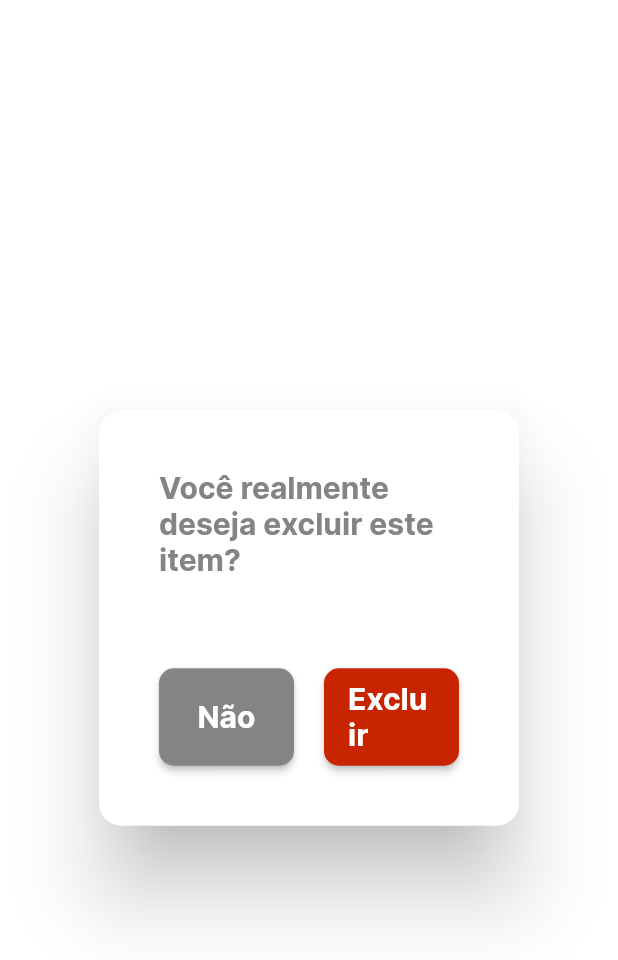
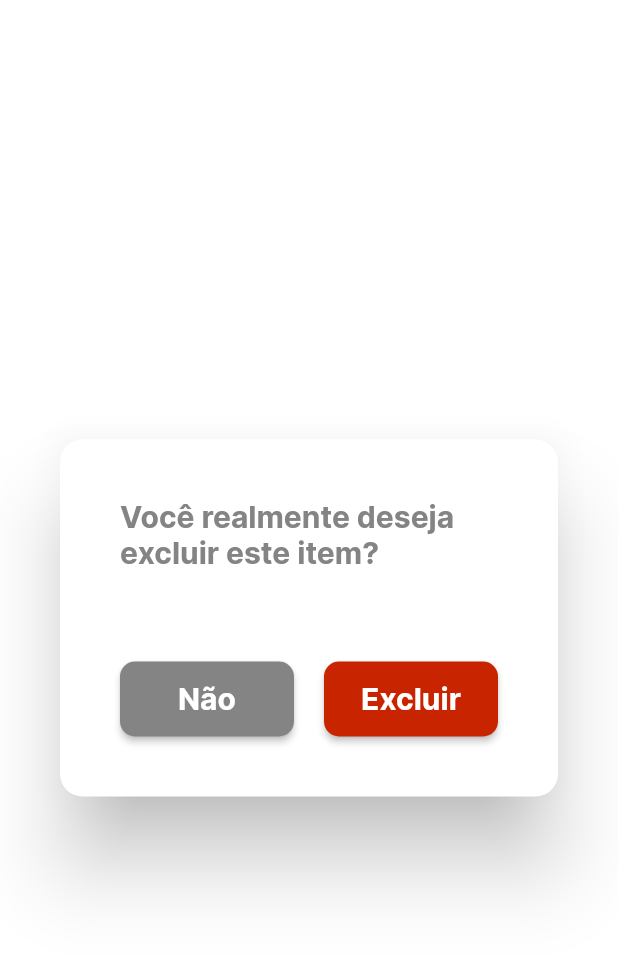
Before and after one commit to MarioGuilherme/macieuls_coffee, a Flutter app: the ModalConfirmDelete widget shown alone on an empty page, opened directly with sample values from the repository, on a phone screen of 412 x 824 dp. Shown: the top 960 px of the screen. Run offline on Flutter 3.47's test engine with Material 2 defaults, Android fonts, the phone set to English and light mode, and no system bars; our stand-ins replace cached_network_image, flutter_mobx, mobx; missing offline and left inert: responsive_grid_list; generated files the repository leaves out were written again.

Commit message:
feat: mensagem pós operações e melhorias na tela

```diff
--- a/lib/app/pages/main/widgets/modal_confirm_delete.dart
+++ b/lib/app/pages/main/widgets/modal_confirm_delete.dart
@@ -5,6 +5,7 @@ import "package:macieuls_coffee/app/core/ui/extensions/size_extensions.dart";
 import "package:macieuls_coffee/app/core/ui/styles/text_styles.dart";
 import "package:macieuls_coffee/app/models/product_model.dart";
 import "package:macieuls_coffee/app/pages/main/controllers/main_controller.dart";
+import "package:macieuls_coffee/app/pages/main/widgets/message_dialog.dart";
 
 class ModalConfirmDelete extends StatelessWidget {
   final ProductModel product;
@@ -19,7 +20,9 @@ class ModalConfirmDelete extends StatelessWidget {
       shape: RoundedRectangleBorder(borderRadius: BorderRadius.circular(15)),
       child: Container(
         padding: const EdgeInsets.all(40),
-        width: context.percentWidth(.5),
+        width: context.screenWidth >= 1096
+          ? context.percentWidth(.35)
+          : context.percentWidth(.90),
         child: Column(
           mainAxisSize: MainAxisSize.min,
           children: [
@@ -29,7 +32,7 @@ class ModalConfirmDelete extends StatelessWidget {
             ),
             const SizedBox(height: 60),
             SizedBox(
-              height: 65,
+              height: 50,
               child: Row(
                 crossAxisAlignment: CrossAxisAlignment.stretch,
                 children: [
@@ -46,6 +49,7 @@ class ModalConfirmDelete extends StatelessWidget {
                       onPressed: () {
                         mainController.deleteProduct(this.product.id);
                         Navigator.pop(context);
+                        showDialog(context: context, builder: (_) => const MessageDialog(message: "Produto deletado com êxito"));
                       },
                       style: ElevatedButton.styleFrom(backgroundColor: const Color.fromRGBO(201, 36, 0, 1)),
                       child: Text("Excluir", style: context.textStyles.textBold.copyWith(fontSize: 20))
--- a/lib/app/pages/main/widgets/modal_form_product.dart
+++ b/lib/app/pages/main/widgets/modal_form_product.dart
@@ -13,6 +13,7 @@ import "package:macieuls_coffee/app/models/product_type.dart";
 import "package:macieuls_coffee/app/pages/main/controllers/form_controller.dart";
 import "package:macieuls_coffee/app/pages/main/controllers/main_controller.dart";
 import "package:macieuls_coffee/app/pages/main/widgets/input_form.dart";
+import "package:macieuls_coffee/app/pages/main/widgets/message_dialog.dart";
 
 class ModalFormProduct extends StatelessWidget {
   final ProductModel? product;
@@ -70,7 +71,7 @@ class ModalFormProduct extends StatelessWidget {
                         imageBuilder: (_, imageProvider) => Image(
                           image: imageProvider,
                           fit: BoxFit.cover,
-                          width: double.infinity,
+                          width: double.infinity
                         ),
                         placeholder: (_, __) => const SizedBox(height: 150, width: 150, child: CircularProgressIndicator()),
                         errorWidget: (_, __, ___) {
@@ -166,6 +167,9 @@ class ModalFormProduct extends StatelessWidget {
 
                     this.product == null ? mainController.createProduct(product) : mainController.updateProduct(product);
                     Navigator.pop(context);
+                    showDialog(context: context, builder: (_) => MessageDialog(
+                      message: "Produto ${this.product == null ? "cadastrado" : "atualizado"} com êxito"
+                    ));
                   },
                   child: Text(
                     this.product == null
```
Also changed, not shown: lib/app/pages/main/widgets/message_dialog.dart (added, +51 -0 lines).
